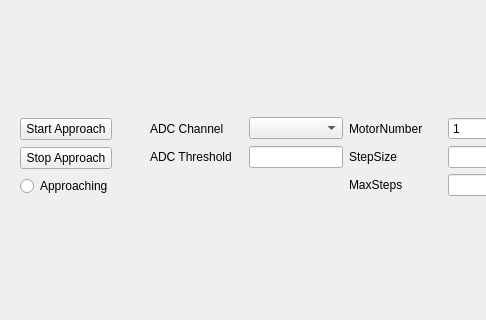
Above: gui/ui/approach_widget.ui from MechRedPanda/red-panda-afm before the change; both pictures show x 0 to 486 and y 353 to 673 of the 824 by 673 pixel window. Below: the same form after it.
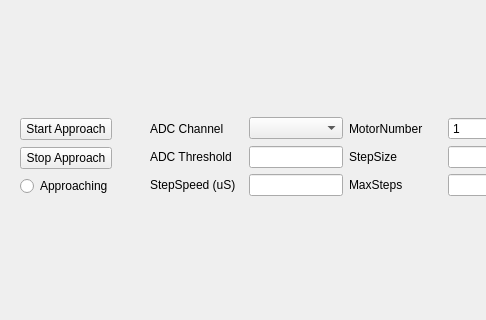
That is the form after the change. Custom widgets are drawn as their Qt base class.

What changed in the file:
```diff
--- a/gui/ui/approach_widget.ui
+++ b/gui/ui/approach_widget.ui
@@ -16,7 +16,7 @@
   <widget class="PlotWidget" name="approach_plot_widget" native="true">
    <property name="geometry">
     <rect>
-     <x>20</x>
+     <x>50</x>
      <y>30</y>
      <width>751</width>
      <height>421</height>
@@ -98,6 +98,16 @@
       </property>
      </widget>
     </item>
+    <item row="2" column="0">
+     <widget class="QLabel" name="label_3">
+      <property name="text">
+       <string>StepSpeed (uS)</string>
+      </property>
+     </widget>
+    </item>
+    <item row="2" column="1">
+     <widget class="QLineEdit" name="step_delay_input"/>
+    </item>
    </layout>
   </widget>
   <widget class="QWidget" name="verticalLayoutWidget">
```
